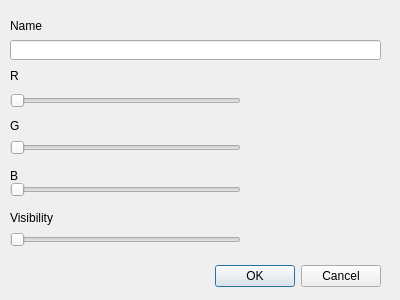
Before: the Qt Designer form VTKproject/optiondialog.ui in ryderjbt/2023_GROUP_28_STL_VR_Project, drawn with Qt 5.
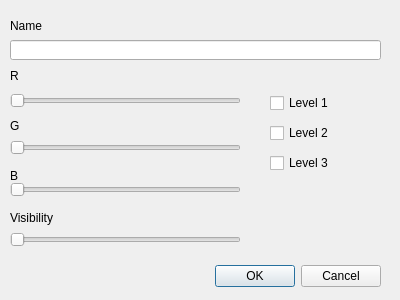
After: the same form once the commit is applied.

The edit to the form file:
```diff
--- a/VTKproject/optiondialog.ui
+++ b/VTKproject/optiondialog.ui
@@ -169,6 +169,45 @@
     <string>Visibility</string>
    </property>
   </widget>
+  <widget class="QCheckBox" name="checkBox">
+   <property name="geometry">
+    <rect>
+     <x>270</x>
+     <y>90</y>
+     <width>93</width>
+     <height>26</height>
+    </rect>
+   </property>
+   <property name="text">
+    <string>Level 1</string>
+   </property>
+  </widget>
+  <widget class="QCheckBox" name="checkBox_2">
+   <property name="geometry">
+    <rect>
+     <x>270</x>
+     <y>120</y>
+     <width>93</width>
+     <height>26</height>
+    </rect>
+   </property>
+   <property name="text">
+    <string>Level 2</string>
+   </property>
+  </widget>
+  <widget class="QCheckBox" name="checkBox_3">
+   <property name="geometry">
+    <rect>
+     <x>270</x>
+     <y>150</y>
+     <width>93</width>
+     <height>26</height>
+    </rect>
+   </property>
+   <property name="text">
+    <string>Level 3</string>
+   </property>
+  </widget>
  </widget>
  <resources/>
  <connections>
```
